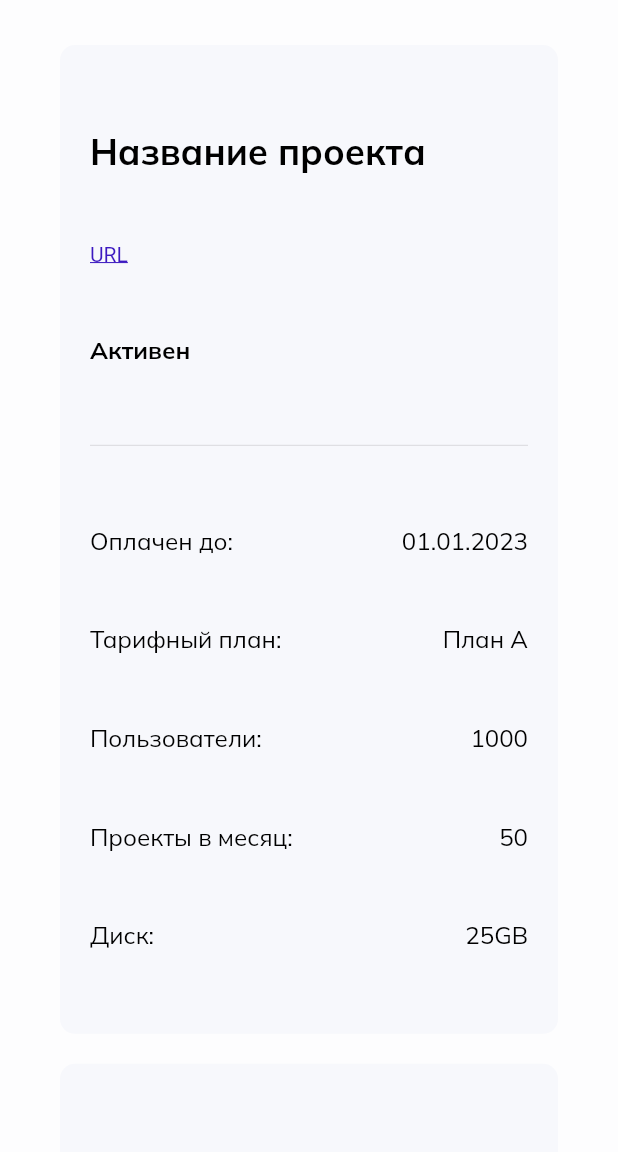
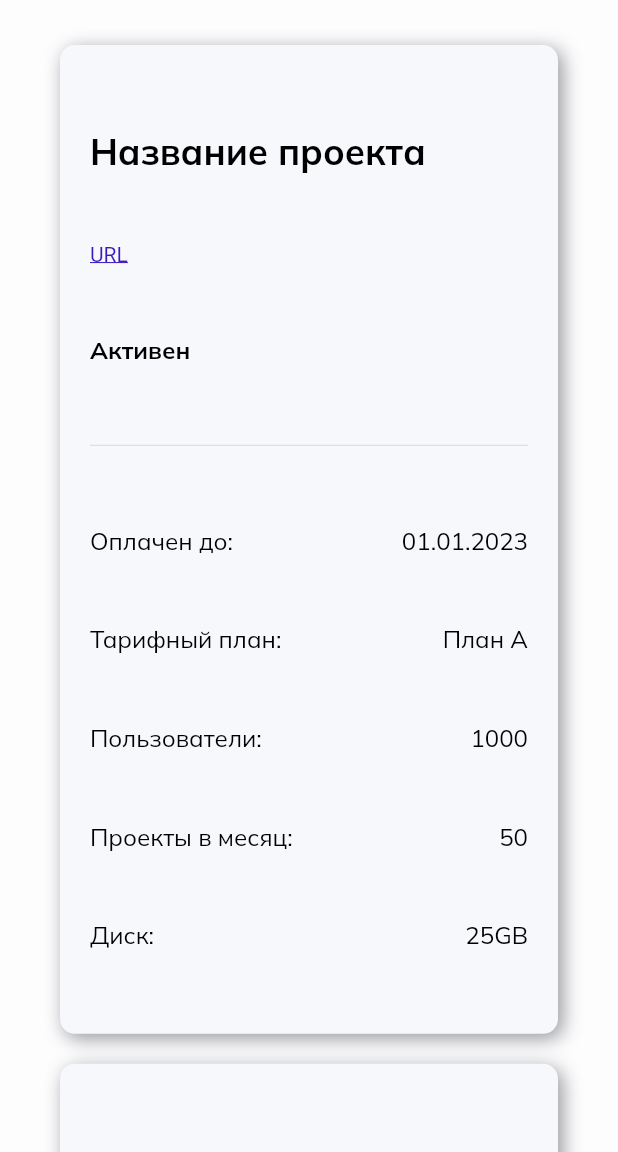
Before and after one commit to ivorchalov/crm, a Flutter app: the ProjectsLarge screen opened directly, after a tap on the "menu" icon, after a tap on "Проекты", on a phone screen of 412 x 824 dp, the part 84-1236 px from its top. Run offline on Flutter 3.47's test engine with Material 2 defaults, Android fonts, the phone set to English and light mode, and no system bars; our stand-ins replace auto_size_text, data_table_2, flutter_inset_box_shadow, google_fonts.

Commit message:
some updates

```diff
--- a/lib/pages/projects_large_page.dart
+++ b/lib/pages/projects_large_page.dart
@@ -41,6 +41,7 @@ class _ProjectsLargeState extends State<ProjectsLarge> {
             padding: EdgeInsets.all(20),
             children: [
               GridView.builder(
+                  padding: EdgeInsets.all(50),
                   physics: NeverScrollableScrollPhysics(),
                   shrinkWrap: true,
                   gridDelegate: SliverGridDelegateWithFixedCrossAxisCount(
--- a/lib/widgets/authtorized_menu.dart
+++ b/lib/widgets/authtorized_menu.dart
@@ -70,9 +70,15 @@ class _AuthtorizedMenuState extends State<AuthtorizedMenu> {
                 height: 40,
               ),
               _buildAcc(),
+              SizedBox(
+                height: 40,
+              ),
+              Divider(),
+              SizedBox(
+                height: 40,
+              ),
               Padding(
-                padding: EdgeInsets.only(
-                    left: MediaQuery.of(context).size.width * 0.31),
+                padding: EdgeInsets.only(left: 15, bottom: 20),
                 child: Stack(
                   children: [
                     IconButton(
@@ -95,13 +101,6 @@ class _AuthtorizedMenuState extends State<AuthtorizedMenu> {
                         ))
                   ],
                 ),
-              ),
-              SizedBox(
-                height: 40,
-              ),
-              Divider(),
-              SizedBox(
-                height: 40,
               ),
               Padding(
                 padding: EdgeInsets.only(left: 20, bottom: 20),
--- a/lib/widgets/create_project.dart
+++ b/lib/widgets/create_project.dart
@@ -1,4 +1,5 @@
 import 'package:crm/widgets/custom_text.dart';
+import 'package:crm/widgets/neumorphismbutton.dart';
 import 'package:crm/widgets/responsivewidget.dart';
 import 'package:flutter/gestures.dart';
 import 'package:flutter/material.dart';
@@ -23,7 +24,7 @@ class _CreateProjectState extends State<CreateProject> {
         ? MediaQuery.of(context).size.width * 1.0
         : MediaQuery.of(context).size.width * 0.25;
 
-    return Container(
+    return NeumorphismButton(
         padding: EdgeInsets.symmetric(vertical: 10, horizontal: 20),
         margin: EdgeInsets.symmetric(vertical: 10, horizontal: 20),
         width: ResponsiveWidget.isSmallScreen(context)
@@ -32,8 +33,8 @@ class _CreateProjectState extends State<CreateProject> {
         height: ResponsiveWidget.isSmallScreen(context)
             ? MediaQuery.of(context).size.height * 0.8
             : MediaQuery.of(context).size.height * 0.6,
-        decoration: BoxDecoration(
-            color: light, borderRadius: BorderRadius.circular(10)),
+        // decoration: BoxDecoration(
+        //     color: light, borderRadius: BorderRadius.circular(10)),
         child: InkWell(
           onTap: () {
             showDialog(
@@ -199,6 +200,9 @@ class _CreateProjectState extends State<CreateProject> {
                             )
                           ],
                         ),
+                        SizedBox(
+                          height: 20,
+                        ),
                         Row(
                           children: [
                             Spacer(),
--- a/lib/widgets/neumorphismbutton.dart
+++ b/lib/widgets/neumorphismbutton.dart
@@ -6,8 +6,10 @@ class NeumorphismButton extends StatefulWidget {
   final Widget child;
   final double width;
   final double height;
+  final EdgeInsets? padding;
+  final EdgeInsets? margin;
   const NeumorphismButton(
-      {Key? key, required this.child, this.width = 200, this.height = 50})
+      {Key? key, required this.child, this.width = 200, this.height = 50, this.padding, this.margin})
       : super(key: key);
 
   @override
@@ -33,6 +35,8 @@ class _NeumorfismButtonState extends State<NeumorphismButton> {
         });
       },
       child: AnimatedContainer(
+        padding: widget.padding,
+        margin: widget.margin,
         width: widget.width,
         height: widget.height,
         duration: Duration(milliseconds: 100),
--- a/lib/widgets/project_card.dart
+++ b/lib/widgets/project_card.dart
@@ -25,7 +25,14 @@ class _ProjectCardState extends State<ProjectCard> {
             ? MediaQuery.of(context).size.height * 0.8
             : MediaQuery.of(context).size.height * 0.6,
         decoration: BoxDecoration(
-            color: light, borderRadius: BorderRadius.circular(10)),
+            color: light,
+            borderRadius: BorderRadius.circular(10),
+            boxShadow: [
+              BoxShadow(
+                  color: dark.withOpacity(.5),
+                  offset: Offset(3, 3),
+                  blurRadius: 10)
+            ]),
         child: Container(
           child: Center(
               child: Column(
```
